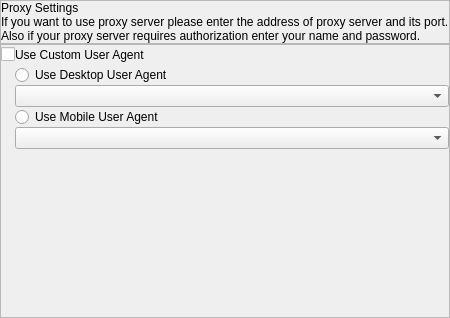
andrascii/RiveSolutions_SEO_Spider, file seospider/ui/user_agent_settings_widget.ui: the form before one commit.
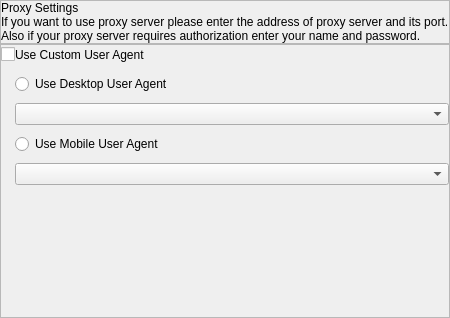
The form after the commit.

The edit to the form file:
```diff
--- a/seospider/ui/user_agent_settings_widget.ui
+++ b/seospider/ui/user_agent_settings_widget.ui
@@ -113,6 +113,9 @@
       </property>
       <item>
        <layout class="QGridLayout" name="gridLayout">
+        <property name="verticalSpacing">
+         <number>9</number>
+        </property>
         <item row="0" column="2">
          <spacer name="horizontalSpacer_2">
           <property name="orientation">
```
Left out of the diff: 3 changed lines with no effect on the pictures.
